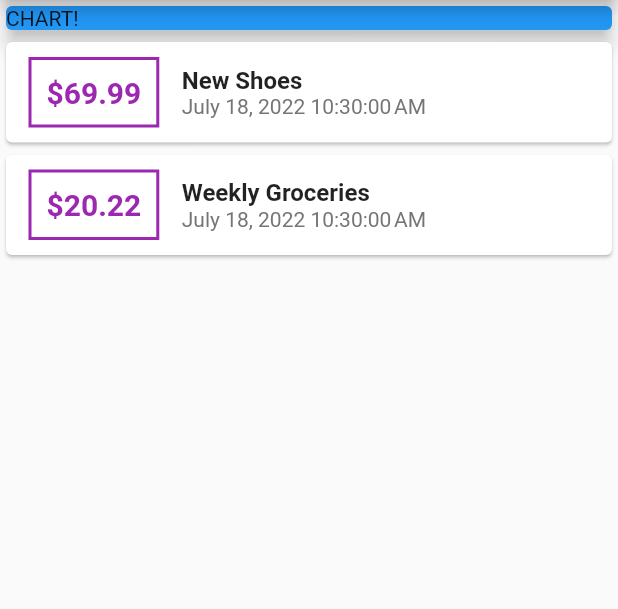
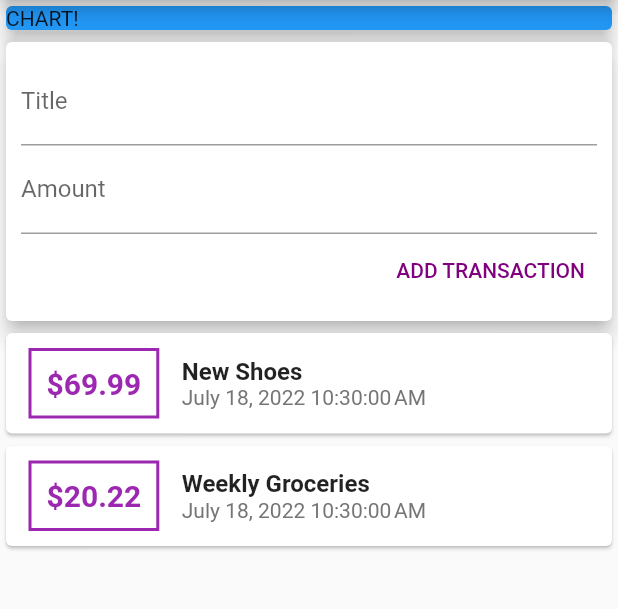
Before and after one commit to VargheseMascreen20/Expense-Planner-Flutter-App, a Flutter app: the screen it shows after launch, on a phone screen of 412 x 824 dp, the part 84-693 px from its top. Run offline on Flutter 3.47's test engine with Material 2 defaults, Android fonts, the phone set to English and light mode, and no system bars.

Commit message:
Added textfields and button for inputing title, amount

```diff
--- a/lib/main.dart
+++ b/lib/main.dart
@@ -1,8 +1,6 @@
-import 'package:intl/intl.dart';
-
-import './transaction.dart';
+// ignore_for_file: avoid_print';
 import 'package:flutter/material.dart';
-
+import 'package:expense_planner/widgets/transaction_list.dart';
 void main() {
   runApp(const MyApp());
 }
@@ -21,15 +19,12 @@ class MyApp extends StatelessWidget {
 
 // ignore: use_key_in_widget_constructors
 class MyHomePage extends StatelessWidget {
-  final List<Transaction> transactions = [
-    Transaction(
-        id: 't1', title: 'New Shoes', amount: 69.99, date: DateTime.now()),
-    Transaction(
-        id: 't2',
-        title: 'Weekly Groceries',
-        amount: 20.22,
-        date: DateTime.now())
-  ];
+
+  // String? titleInput;
+  // String? amountInput;
+
+  final titleController = TextEditingController();
+  final amountController = TextEditingController();
 
   @override
   Widget build(BuildContext context) {
@@ -37,7 +32,8 @@ class MyHomePage extends StatelessWidget {
       appBar: AppBar(
         title: const Text("Expense Planner"),
       ),
-      body: Column(
+      body: SingleChildScrollView(
+        child: Column(
           children: <Widget>[
             Container(
               width: double.infinity,
@@ -47,48 +43,43 @@ class MyHomePage extends StatelessWidget {
                 child: Text("CHART!"),
               ),
             ),
-          Column(
-            mainAxisAlignment: MainAxisAlignment.center,
-            crossAxisAlignment: CrossAxisAlignment.start,
-            children: transactions.map((tx) {
-              return Card(
-                child: Row(
+            Card(
+              elevation: 5,
+              child: Container(
+                padding: const EdgeInsets.all(10),
+                child: Column(
+                  crossAxisAlignment: CrossAxisAlignment.end,
                   children: <Widget>[
-                    Container(
-                      margin: const EdgeInsets.symmetric(
-                          vertical: 10, horizontal: 15),
-                      decoration: BoxDecoration(
-                          border: Border.all(color: Colors.purple, width: 2)),
-                      padding: const EdgeInsets.all(10),
-                      child: Text(
-                        '\$${tx.amount}',
-                        style: const TextStyle(
-                          fontWeight: FontWeight.bold,
-                          fontSize: 20,
-                          color: Colors.purple,
+                    TextField(
+                      decoration: const InputDecoration(labelText: 'Title'),
+                      // onChanged: (val) {
+                      // titleInput = val;
+                      // },
+                      controller: titleController,
+                    ),
+                    TextField(
+                      decoration: const InputDecoration(labelText: 'Amount'),
+                      // onChanged: (val) => amountInput = val,
+                      controller: amountController,
+                    ),
+                    TextButton(
+                        style: ButtonStyle(
+                            foregroundColor: MaterialStateProperty.all(
+                                const Color.fromRGBO(128, 0, 128, 100))),
+                        onPressed: () {
+                          print(titleController.text);
+                          // print(titleInput);
+                          // // ignore: avoid_print
+                          // print(amountInput);
+                        },
+                        child: const Text("ADD TRANSACTION")),
+                  ],
                 ),
               ),
             ),
-                    Column(
-                      crossAxisAlignment: CrossAxisAlignment.start,
-                      children: <Widget>[
-                        Text(
-                          tx.title!,
-                          style: const TextStyle(
-                              fontWeight: FontWeight.bold, fontSize: 16),
-                        ),
-                        Text(
-                          DateFormat().format(tx.date!),
-                          style: TextStyle(color: Colors.grey[600]),
-                        )
-                      ],
-                    )
+            TransactionList()
           ],
         ),
-              );
-            }).toList(),
-          ),
-        ],
       ),
     );
   }
--- /dev/null
+++ b/lib/widgets/transaction_list.dart
@@ -0,0 +1,66 @@
+import 'package:flutter/material.dart';
+import 'package:intl/intl.dart';
+import '../models/transaction.dart';
+
+class TransactionList extends StatefulWidget {
+  TransactionList({Key? key}) : super(key: key);
+
+  @override
+  State<TransactionList> createState() => _TransactionListState();
+}
+
+class _TransactionListState extends State<TransactionList> {
+  final List<Transaction> _userTransactions = [
+    Transaction(
+        id: 't1', title: 'New Shoes', amount: 69.99, date: DateTime.now()),
+    Transaction(
+        id: 't2',
+        title: 'Weekly Groceries',
+        amount: 20.22,
+        date: DateTime.now())
+  ];
+  @override
+  Widget build(BuildContext context) {
+    return Column(
+      mainAxisAlignment: MainAxisAlignment.center,
+      crossAxisAlignment: CrossAxisAlignment.start,
+      children: _userTransactions.map((tx) {
+        return Card(
+          child: Row(
+            children: <Widget>[
+              Container(
+                margin:
+                    const EdgeInsets.symmetric(vertical: 10, horizontal: 15),
+                decoration: BoxDecoration(
+                    border: Border.all(color: Colors.purple, width: 2)),
+                padding: const EdgeInsets.all(10),
+                child: Text(
+                  '\$${tx.amount}',
+                  style: const TextStyle(
+                    fontWeight: FontWeight.bold,
+                    fontSize: 20,
+                    color: Colors.purple,
+                  ),
+                ),
+              ),
+              Column(
+                crossAxisAlignment: CrossAxisAlignment.start,
+                children: <Widget>[
+                  Text(
+                    tx.title!,
+                    style: const TextStyle(
+                        fontWeight: FontWeight.bold, fontSize: 16),
+                  ),
+                  Text(
+                    DateFormat().format(tx.date!),
+                    style: TextStyle(color: Colors.grey[600]),
+                  )
+                ],
+              )
+            ],
+          ),
+        );
+      }).toList(),
+    );
+  }
+}
--- a/pubspec.yaml
+++ b/pubspec.yaml
@@ -35,6 +35,7 @@ dependencies:
   # Use with the CupertinoIcons class for iOS style icons.
   cupertino_icons: ^1.0.2
   intl: ^0.17.0
+  flutter_hex_color: ^2.0.0
 
 dev_dependencies:
   flutter_test:
```
Also changed, not shown: lib/models/transaction.dart (renamed from lib/transaction.dart), pubspec.lock. Lines whose indentation alone changed are shown as unchanged.
